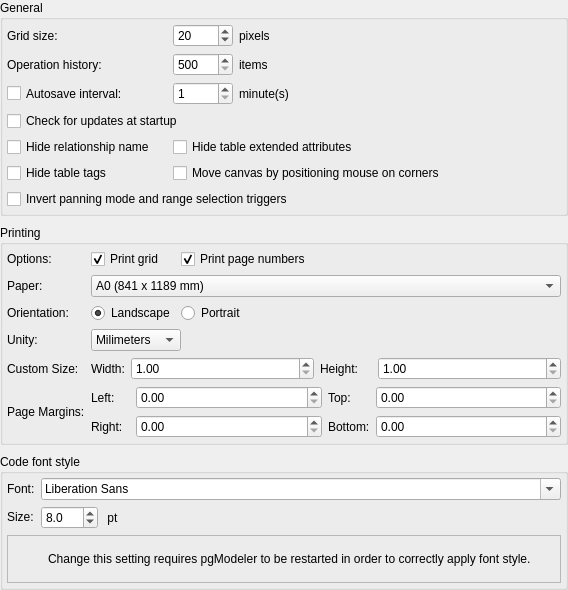
This is libpgmodeler_ui/ui/generalconfigwidget.ui in pgmodeler/pgmodeler as Qt 5 draws it before an edit. The edited form follows.
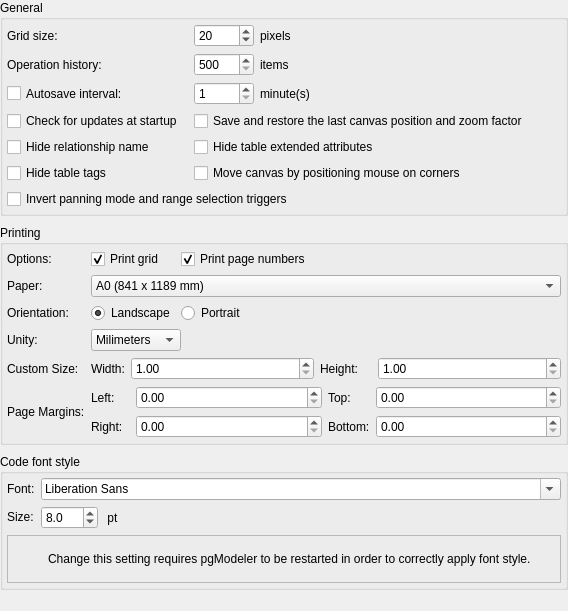
This is the edited form. Icons and pictures are not drawn.

Commit message: Added suppport to save and restore the last position and zoom of the canvas (issue #462). This behavior can be deactivated on general settings.

```diff
--- a/libpgmodeler_ui/ui/generalconfigwidget.ui
+++ b/libpgmodeler_ui/ui/generalconfigwidget.ui
@@ -7,7 +7,7 @@
     <x>0</x>
     <y>0</y>
     <width>568</width>
-    <height>585</height>
+    <height>611</height>
    </rect>
   </property>
   <property name="minimumSize">
@@ -53,7 +53,17 @@
       <property name="bottomMargin">
        <number>4</number>
       </property>
-      <item row="5" column="0">
+      <item row="4" column="0">
+       <widget class="QCheckBox" name="check_upd_chk">
+        <property name="text">
+         <string>Check for updates at startup</string>
+        </property>
+        <property name="checked">
+         <bool>false</bool>
+        </property>
+       </widget>
+      </item>
+      <item row="6" column="0">
        <widget class="QCheckBox" name="hide_rel_name_chk">
         <property name="text">
          <string>Hide relationship name</string>
@@ -98,7 +108,7 @@
         </property>
        </widget>
       </item>
-      <item row="7" column="0" colspan="2">
+      <item row="8" column="0" colspan="3">
        <widget class="QCheckBox" name="invert_pan_range_chk">
         <property name="toolTip">
          <string>By default panning mode is triggered with left click and range selection with Shift + left click.</string>
@@ -111,7 +121,7 @@
         </property>
        </widget>
       </item>
-      <item row="6" column="0">
+      <item row="7" column="0">
        <widget class="QCheckBox" name="hide_table_tags_chk">
         <property name="text">
          <string>Hide table tags</string>
@@ -137,17 +147,7 @@
         </property>
        </widget>
       </item>
-      <item row="6" column="1">
-       <widget class="QCheckBox" name="corner_move_chk">
-        <property name="text">
-         <string>Move canvas by positioning mouse on corners</string>
-        </property>
-        <property name="checked">
-         <bool>false</bool>
-        </property>
-       </widget>
-      </item>
-      <item row="3" column="1">
+      <item row="3" column="1" colspan="2">
        <layout class="QHBoxLayout" name="horizontalLayout_2">
         <item>
          <widget class="QSpinBox" name="autosave_interv_spb">
@@ -198,24 +198,7 @@
         </item>
        </layout>
       </item>
-      <item row="5" column="1">
-       <widget class="QCheckBox" name="hide_ext_attribs_chk">
-        <property name="text">
-         <string>Hide table extended attributes</string>
-        </property>
-       </widget>
-      </item>
-      <item row="4" column="0" colspan="2">
-       <widget class="QCheckBox" name="check_upd_chk">
-        <property name="text">
-         <string>Check for updates at startup</string>
-        </property>
-        <property name="checked">
-         <bool>false</bool>
-        </property>
-       </widget>
-      </item>
-      <item row="2" column="1">
+      <item row="2" column="1" colspan="2">
        <layout class="QHBoxLayout" name="horizontalLayout_3">
         <item>
          <widget class="QSpinBox" name="oplist_size_spb">
@@ -266,7 +249,7 @@
         </item>
        </layout>
       </item>
-      <item row="1" column="1">
+      <item row="1" column="1" colspan="2">
        <layout class="QHBoxLayout" name="horizontalLayout_4">
         <item>
          <widget class="QSpinBox" name="grid_size_spb">
@@ -323,6 +306,30 @@
         </item>
        </layout>
       </item>
+      <item row="4" column="1" colspan="2">
+       <widget class="QCheckBox" name="save_last_pos_chk">
+        <property name="text">
+         <string>Save and restore the last canvas position and zoom factor</string>
+        </property>
+       </widget>
+      </item>
+      <item row="6" column="1" colspan="2">
+       <widget class="QCheckBox" name="hide_ext_attribs_chk">
+        <property name="text">
+         <string>Hide table extended attributes</string>
+        </property>
+       </widget>
+      </item>
+      <item row="7" column="1" colspan="2">
+       <widget class="QCheckBox" name="corner_move_chk">
+        <property name="text">
+         <string>Move canvas by positioning mouse on corners</string>
+        </property>
+        <property name="checked">
+         <bool>false</bool>
+        </property>
+       </widget>
+      </item>
      </layout>
     </widget>
    </item>
```
The commit also changes 15 other files.
